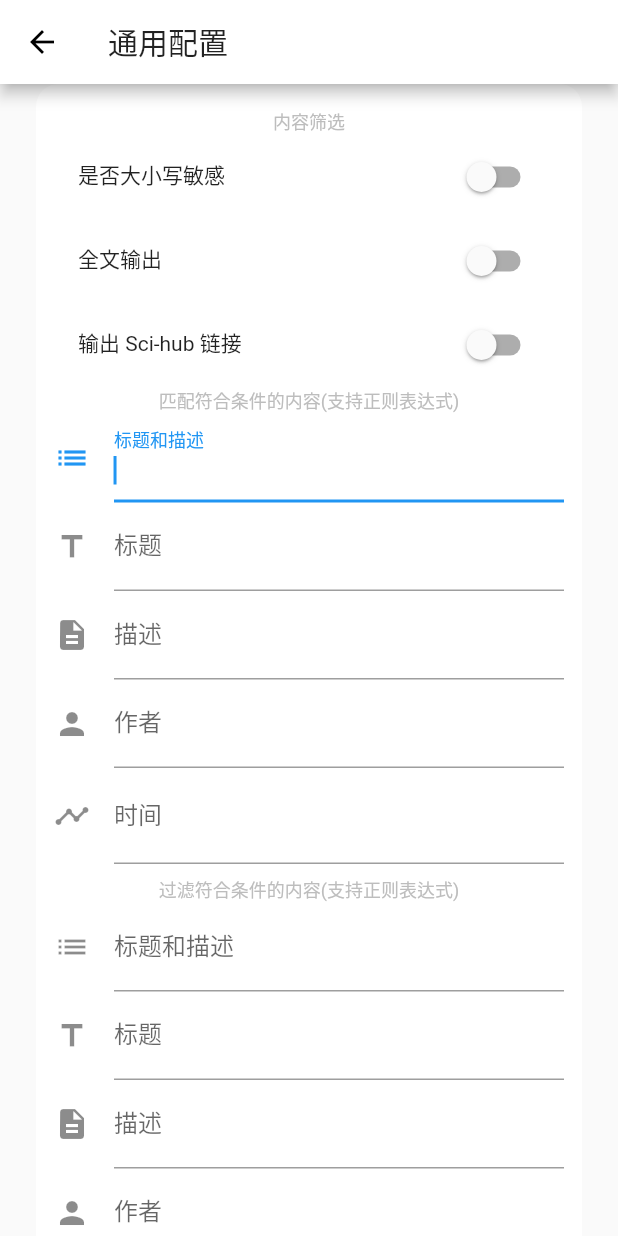
After one commit to LeetaoGoooo/RSSAid, a Flutter app: the ConfigDialog screen opened directly, on a phone screen of 412 x 824 dp. The commit adds this screen. Run offline on Flutter 3.47's test engine with Material 2 defaults, Android fonts, the phone set to English and light mode, and no system bars; our stand-ins replace share, shared_preferences; missing offline and left inert: flutter_js, flutter_link_preview; accounts and stored records are empty; network calls fail.

```diff
--- a/lib/models/radar_config.dart
+++ b/lib/models/radar_config.dart
@@ -1,28 +1,97 @@
+import 'dart:convert';
+
+class Language {
+  Language(this.value, this.name);
+  String value;
+  String name;
+
+  Language.fromJson(Map<String, dynamic> jsonLanguage) {
+    if (jsonLanguage == null) return;
+    value = jsonLanguage['value'];
+    name = jsonLanguage['name'];
+  }
+
+  Map<String, dynamic> toJson() => {'value': value, 'name': name};
+}
+
+class RssFormat {
+  RssFormat(this.value, this.name);
+  String value;
+  String name;
+
+  RssFormat.fromJson(Map<String, dynamic> jsonRssFormat) {
+    if (jsonRssFormat == null) return;
+    value = jsonRssFormat['value'];
+    name = jsonRssFormat['name'];
+  }
+
+  Map<String, dynamic> toJson() => {'value': value, 'name': name};
+}
+
 class RadarConfig {
   String filter;
-  int limit;
+  String filterTitle;
+  String filterDescription;
+  String filterAuthor;
+  String filterTime;
+  String filterOut;
+  String filterOutTitle;
+  String filterOutDescription;
+  String filterOutAuthor;
+  bool filterCaseSensitive;
+  String limit;
   bool mode;
   String access; // 访问控制
-  String tgiv;
-  String scihub;
-  String opencc; // s2t 简体转繁体、t2s 繁体转简体
-  String format;
+  bool scihub;
+  Language opencc; // s2t 简体转繁体、t2s 繁体转简体
+  RssFormat format;
 
-  RadarConfig.fromJson(Map<String, dynamic> json) {
-    if (json == null) return;
-    filter = json['filter'];
-    limit = json['limit'];
-    mode = json['mode'];
-    access = json['access'];
-    tgiv = json['tgiv'];
-    scihub = json['scihub'];
-    opencc = json['opencc'];
-    format = json['format'];
+  RadarConfig();
+
+  RadarConfig.fromJson(Map<String, dynamic> jsonRadarConfig) {
+    if (jsonRadarConfig == null) return;
+    filter = jsonRadarConfig['filter'];
+    filterTitle = jsonRadarConfig['filterTitle'];
+    filterDescription = jsonRadarConfig['filterDescription'];
+    filterAuthor = jsonRadarConfig['filterAuthor'];
+    filterTime = jsonRadarConfig['filterTime'];
+    filterOut = jsonRadarConfig['filterOut'];
+    filterOutTitle = jsonRadarConfig['filterOutTitle'];
+    filterOutDescription = jsonRadarConfig['filterOutDescription'];
+    filterOutAuthor = jsonRadarConfig['filterOutAuthor'];
+    filterCaseSensitive = jsonRadarConfig['filterCaseSensitive'];
+    limit = jsonRadarConfig['limit'];
+    mode = jsonRadarConfig['mode'];
+    access = jsonRadarConfig['access'];
+    scihub = jsonRadarConfig['scihub'];
+    opencc = jsonRadarConfig['opencc'] != null ? Language.fromJson(json.decode(jsonRadarConfig['opencc'])) : null;
+    format = jsonRadarConfig['format'] != null ? RssFormat.fromJson(json.decode(jsonRadarConfig['format'])) : null;
   }
 
-  static List<RadarConfig> listFromJson(List<dynamic> json) {
-    return json == null
+  static List<RadarConfig> listFromJson(List<dynamic> jsonRadarConfigList) {
+    return jsonRadarConfigList == null
         ? List<RadarConfig>()
-        : json.map((value) => RadarConfig.fromJson(value)).toList();
+        : jsonRadarConfigList
+            .map((value) => RadarConfig.fromJson(value))
+            .toList();
   }
+
+  Map<String, dynamic> toJson() => {
+        'filter': filter,
+        'filterTitle': filterTitle,
+        'filterDescription': filterDescription,
+        'filterAuthor': filterAuthor,
+        'filterTime': filterTime,
+        'filterOut': filterOut,
+        'filterOutTitle': filterOutTitle,
+        'filterOutDescription': filterOutDescription,
+        'filterOutAuthor': filterOutAuthor,
+        'filterCaseSensitive': filterCaseSensitive,
+        'limit': limit,
+        'mode': mode,
+        'access': access,
+        'scihub': scihub,
+        'opencc': opencc != null ? opencc.toJson() : null,
+        'format': format != null ? format.toJson() : null
+       };
 }
--- /dev/null
+++ b/lib/views/config.dart
@@ -0,0 +1,488 @@
+import 'dart:convert';
+
+import 'package:RSSAid/common/common.dart';
+import 'package:RSSAid/models/radar_config.dart';
+import 'package:flutter/material.dart';
+import 'package:shared_preferences/shared_preferences.dart';
+
+class ConfigDialog extends StatefulWidget {
+  @override
+  _ConfigStateDialog createState() => new _ConfigStateDialog();
+}
+
+class _ConfigStateDialog extends State<ConfigDialog> {
+  final _formKey = new GlobalKey<FormState>();
+  final _scaffoldKey = new GlobalKey<ScaffoldState>();
+  Future<SharedPreferences> _prefs = SharedPreferences.getInstance();
+  TextEditingController _filterController = new TextEditingController();
+  TextEditingController _filterTitleController = new TextEditingController();
+  TextEditingController _filterDescriptionController =
+      new TextEditingController();
+  TextEditingController _filterAuthorController = new TextEditingController();
+  TextEditingController _filterTimeController = new TextEditingController();
+  TextEditingController _filterOutController = new TextEditingController();
+  TextEditingController _filterTitleOutController = new TextEditingController();
+  TextEditingController _filterDescriptionOutController =
+      new TextEditingController();
+  TextEditingController _filterAuthorOutController =
+      new TextEditingController();
+  bool _caseSensitive = false;
+  TextEditingController _countController = new TextEditingController();
+  TextEditingController _accessController = new TextEditingController();
+  bool _countValidate = true;
+  bool _timeValidate = true;
+  bool _mode = false;
+  bool _outScihub = false;
+  Language _selectLanguage;
+  List<Language> languages = <Language>[
+    Language("s2t", "简体到繁体"),
+    Language("t2s", "繁体到简体"),
+  ];
+  RssFormat _selectRssFormat;
+  List<RssFormat> rssFormats = <RssFormat>[
+    RssFormat(".atom", "Atom"),
+    RssFormat(".rss", "RSS 2.0")
+  ];
+  bool _onlyOnce = true; // 配置只对当前生效
+
+  void initState() {
+    super.initState();
+    _loadConfig();
+  }
+
+  @override
+  Widget build(BuildContext context) {
+    return Scaffold(
+      key: _scaffoldKey,
+      appBar: AppBar(
+        backgroundColor: Colors.white,
+        title: Text("通用配置"),
+      ),
+      body: SingleChildScrollView(
+          child: Card(
+              margin: EdgeInsets.only(left: 24, right: 24, bottom: 8),
+              shape: RoundedRectangleBorder(
+                borderRadius: BorderRadius.circular(15.0),
+              ),
+              elevation: 0,
+              child: Padding(
+                  padding:
+                      EdgeInsets.only(top: 16, left: 12, right: 12, bottom: 16),
+                  child: Form(
+                      key: _formKey,
+                      child: Column(
+                          crossAxisAlignment: CrossAxisAlignment.center,
+                          children: [
+                            Text(
+                              "内容筛选",
+                              style: TextStyle(
+                                  fontSize: 12, color: Colors.grey[400]),
+                            ),
+                            ListTile(
+                              leading: Text("是否大小写敏感"),
+                              trailing: Switch(
+                                  value: _caseSensitive,
+                                  onChanged: (value) {
+                                    setState(() {
+                                      _caseSensitive = value;
+                                    });
+                                  }),
+                            ),
+                            ListTile(
+                              leading: Text("全文输出"),
+                              trailing: Switch(
+                                  value: _outScihub,
+                                  onChanged: (value) {
+                                    setState(() {
+                                      _outScihub = value;
+                                    });
+                                  }),
+                            ),
+                            ListTile(
+                              leading: Text("输出 Sci-hub 链接"),
+                              trailing: Switch(
+                                  value: _mode,
+                                  onChanged: (value) {
+                                    setState(() {
+                                      _mode = value;
+                                    });
+                                  }),
+                            ),
+                            Text("匹配符合条件的内容(支持正则表达式)",
+                                style: TextStyle(
+                                    fontSize: 12, color: Colors.grey[400])),
+                            TextFormField(
+                              autofocus: true,
+                              controller: _filterController,
+                              decoration: InputDecoration(
+                                  labelText: "标题和描述", icon: Icon(Icons.list)),
+                            ),
+                            TextFormField(
+                              autofocus: true,
+                              controller: _filterTitleController,
+                              decoration: InputDecoration(
+                                  labelText: "标题", icon: Icon(Icons.title)),
+                            ),
+                            TextFormField(
+                              autofocus: true,
+                              controller: _filterDescriptionController,
+                              decoration: InputDecoration(
+                                  labelText: "描述",
+                                  icon: Icon(Icons.description)),
+                            ),
+                            TextFormField(
+                              autofocus: true,
+                              controller: _filterAuthorController,
+                              decoration: InputDecoration(
+                                  labelText: "作者", icon: Icon(Icons.person)),
+                            ),
+                            TextFormField(
+                                autofocus: true,
+                                controller: _filterTimeController,
+                                decoration: InputDecoration(
+                                  labelText: "时间",
+                                  hintText: "仅支持数字，单位为秒",
+                                  errorText: _timeValidate ? null : "仅支持数字",
+                                  icon: Icon(Icons.timeline),
+                                ),
+                                onChanged: (value) {
+                                  if (value.trim().isEmpty) {
+                                    setState(() {
+                                      _timeValidate = true;
+                                    });
+                                    return null;
+                                  }
+                                  setState(() {
+                                    _timeValidate = Common.isNumeric(value);
+                                  });
+                                },
+                                validator: (v) {
+                                  if (v.trim().isEmpty) {
+                                    return null;
+                                  }
+                                  return Common.isNumeric(v)
+                                      ? null
+                                      : "时间仅支持为数字";
+                                }),
+                            Padding(
+                              padding: EdgeInsets.only(top: 8),
+                              child: Text(
+                                "过滤符合条件的内容(支持正则表达式)",
+                                style: TextStyle(
+                                    fontSize: 12, color: Colors.grey[400]),
+                              ),
+                            ),
+                            TextFormField(
+                              autofocus: true,
+                              controller: _filterOutController,
+                              decoration: InputDecoration(
+                                  labelText: "标题和描述", icon: Icon(Icons.list)),
+                            ),
+                            TextFormField(
+                              autofocus: true,
+                              controller: _filterTitleOutController,
+                              decoration: InputDecoration(
+                                  labelText: "标题", icon: Icon(Icons.title)),
+                            ),
+                            TextFormField(
+                              autofocus: true,
+                              controller: _filterDescriptionOutController,
+                              decoration: InputDecoration(
+                                  labelText: "描述",
+                                  icon: Icon(Icons.description)),
+                            ),
+                            TextFormField(
+                              autofocus: true,
+                              controller: _filterAuthorOutController,
+                              decoration: InputDecoration(
+                                  labelText: "作者", icon: Icon(Icons.person)),
+                            ),
+                            Padding(
+                                padding: EdgeInsets.only(top: 8),
+                                child: Text(
+                                  "其他",
+                                  style: TextStyle(
+                                      fontSize: 12, color: Colors.grey[400]),
+                                )),
+                            TextFormField(
+                                autofocus: true,
+                                controller: _countController,
+                                decoration: InputDecoration(
+                                    labelText: "条数限制",
+                                    errorText: _countValidate ? null : "仅支持数字",
+                                    icon: Icon(Icons.filter_9_plus)),
+                                onChanged: (v) {
+                                  if (v.trim().isEmpty) {
+                                    setState(() {
+                                      _countValidate = true;
+                                    });
+                                    return null;
+                                  }
+                                  setState(() {
+                                    _countValidate = Common.isNumeric(v);
+                                  });
+                                },
+                                validator: (v) {
+                                  if (v.trim().isEmpty) {
+                                    return null;
+                                  }
+                                  return Common.isNumeric(v) ? null : "仅支持数字";
+                                }),
+                            TextFormField(
+                                autofocus: true,
+                                controller: _accessController,
+                                decoration: InputDecoration(
+                                    labelText: "访问控制",
+                                    icon: Icon(Icons.lock),
+                                    suffixIcon: IconButton(
+                                        icon: Icon(Icons.help),
+                                        onPressed: () {
+                                          Common.launchInBrowser(
+                                              "https://docs.rsshub.app/install/#pei-zhi-fang-wen-kong-zhi-pei-zhi");
+                                        }))),
+                            DropdownButtonFormField<Language>(
+                              decoration: InputDecoration(
+                                icon: Icon(Icons.language),
+                              ),
+                              hint: Text("中文简繁体转换"),
+                              value: _selectLanguage,
+                              onChanged: (Language value) {
+                                setState(() {
+                                  _selectLanguage = value;
+                                });
+                              },
+                              items: languages.map((Language language) {
+                                return DropdownMenuItem<Language>(
+                                  value: language,
+                                  child: Text(language.name),
+                                );
+                              }).toList(),
+                            ),
+                            DropdownButtonFormField<RssFormat>(
+                              decoration: InputDecoration(
+                                icon: Icon(Icons.rss_feed),
+                              ),
+                              hint: Text("输出格式"),
+                              value: _selectRssFormat,
+                              onChanged: (RssFormat value) {
+                                setState(() {
+                                  _selectRssFormat = value;
+                                });
+                              },
+                              items: rssFormats.map((RssFormat rssFormat) {
+                                return DropdownMenuItem<RssFormat>(
+                                  value: rssFormat,
+                                  child: Text(rssFormat.name),
+                                );
+                              }).toList(),
+                            ),
+                            Row(
+                                mainAxisAlignment: MainAxisAlignment.center,
+                                children: [
+                                  Checkbox(
+                                    value: _onlyOnce,
+                                    onChanged: (value) {
+                                      setState(() => _onlyOnce = value);
+                                    },
+                                    activeColor: Colors.orange,
+                                  ),
+                                  Text("仅对本次规则生效")
+                                ]),
+                            Row(
+                              crossAxisAlignment: CrossAxisAlignment.center,
+                              mainAxisAlignment: MainAxisAlignment.spaceEvenly,
+                              children: [
+                                FlatButton.icon(
+                                  icon: Icon(
+                                    Icons.save,
+                                    color: Colors.white,
+                                  ),
+                                  onPressed: _saveConfig,
+                                  label: Text(
+                                    "保存",
+                                    style: TextStyle(color: Colors.white),
+                                  ),
+                                  shape: RoundedRectangleBorder(
+                                    borderRadius: BorderRadius.circular(10.0),
+                                  ),
+                                  color: Colors.orange,
+                                ),
+                                FlatButton.icon(
+                                  icon: Icon(
+                                    Icons.delete,
+                                    color: Colors.white,
+                                  ),
+                                  onPressed: () async {
+                                    final SharedPreferences prefs =
+                                        await _prefs;
+                                    prefs.clear();
+                                    _scaffoldKey.currentState.showSnackBar(
+                                        SnackBar(
+                                            behavior: SnackBarBehavior.floating,
+                                            content: Text('重置配置成功!')));
+                                  },
+                                  label: Text(
+                                    "重置",
+                                    style: TextStyle(color: Colors.white),
+                                  ),
+                                  shape: RoundedRectangleBorder(
+                                    borderRadius: BorderRadius.circular(10.0),
+                                  ),
+                                  color: Colors.orange,
+                                ),
+                              ],
+                            )
+                          ]))))),
+    );
+  }
+
+  _saveConfig() async {
+    if (_formKey.currentState.validate()) {
+      await _parseConfig();
+      _scaffoldKey.currentState.showSnackBar(SnackBar(
+          behavior: SnackBarBehavior.floating, content: Text('保存配置成功!')));
+    }
+  }
+
+  _parseConfig() async {
+    final SharedPreferences prefs = await _prefs;
+    RadarConfig radarConfig = new RadarConfig();
+    var params = "?";
+    // 输出格式
+    if (_selectRssFormat != null) {
+      params += _selectRssFormat.value;
+      radarConfig.format = _selectRssFormat;
+    }
+    // 是否大小写敏感
+    if (_caseSensitive) {
+      params += "filter_case_sensitive=true&";
+      radarConfig.filterCaseSensitive = true;
+    }
+    // 输出 Sci-hub 链接
+    if (_outScihub) {
+      params += "scihub=1&";
+      radarConfig.scihub = _outScihub;
+    }
+    // 中文简繁体转换
+    if (_selectLanguage != null) {
+      params += "opencc=${_selectLanguage.value}&";
+      radarConfig.opencc = _selectLanguage;
+    }
+    // 是否全文输出
+    if (_mode) {
+      params += "mode=fulltext&";
+      radarConfig.mode = true;
+    }
+    // 条数限制
+    // ignore: null_aware_in_condition
+    if (_countController.text?.trim()?.isNotEmpty) {
+      params += "limit=${_countController.text.trim()}&";
+      radarConfig.limit = _countController.text.trim();
+    }
+    // 访问控制
+    // ignore: null_aware_in_condition
+    if (_accessController.text?.trim()?.isNotEmpty) {
+      params += "${_accessController.text.trim()}&";
+      radarConfig.access = _accessController.text.trim();
+    }
+    // 匹配标题和描述
+    // ignore: null_aware_in_condition
+    if (_filterController.text?.trim()?.isNotEmpty) {
+      params += "filter=${_filterController.text.trim()}&";
+      radarConfig.filter = _filterController.text.trim();
+    }
+    // ignore: null_aware_in_condition
+    if (_filterTitleController.text?.trim()?.isNotEmpty) {
+      params += "filter_title=${_filterTitleController.text.trim()}&";
+      radarConfig.filterTitle = _filterTitleController.text.trim();
+    }
+    // ignore: null_aware_in_condition
+    if (_filterDescriptionController.text?.trim()?.isNotEmpty) {
+      params +=
+          "filter_description=${_filterDescriptionController.text.trim()}&";
+      radarConfig.filterDescription = _filterDescriptionController.text.trim();
+    }
+    // 匹配作者
+    // ignore: null_aware_in_condition
+    if (_filterAuthorController.text?.trim()?.isNotEmpty) {
+      params += "filter_author=${_filterAuthorController.text.trim()}&";
+      radarConfig.filterAuthor = _filterAuthorController.text.trim();
+    }
+    // 匹配时间
+    // ignore: null_aware_in_condition
+    if (_filterTimeController.text?.trim()?.isNotEmpty) {
+      params += "filter_time=${_filterTimeController.text.trim()}&";
+      radarConfig.filterTime = _filterTimeController.text.trim();
+    }
+
+    // 过滤标题和内容
+    // ignore: null_aware_in_condition
+    if (_filterOutController.text?.trim()?.isNotEmpty) {
+      params += "filterout=${_filterOutController.text.trim()}&";
+      radarConfig.filterOut = _filterOutController.text.trim();
+    }
+    // ignore: null_aware_in_condition
+    if (_filterTitleOutController.text?.trim()?.isNotEmpty) {
+      params += "filterout_title=${_filterTitleOutController.text.trim()}&";
+      radarConfig.filterOutTitle = _filterTitleOutController.text.trim();
+    }
+    // ignore: null_aware_in_condition
+    if (_filterDescriptionOutController.text?.trim()?.isNotEmpty) {
+      params +=
+          "filterout_description=${_filterDescriptionOutController.text.trim()}&";
+      radarConfig.filterOutDescription =
+          _filterDescriptionOutController.text.trim();
+    }
+
+    // 过滤作者
+    // ignore: null_aware_in_condition
+    if (_filterAuthorOutController.text?.trim()?.isNotEmpty) {
+      params += "filterout_author=${_filterAuthorOutController.text.trim()}&";
+      radarConfig.filterOutAuthor = _filterAuthorOutController.text.trim();
+    }
+    if (params.endsWith("&")) {
+      params = params.substring(0,params.length-1);
+    }
+    // 全局配置或者本次配置
+    if (_onlyOnce) {
+      prefs.setString("currentParams", params);
+    } else {
+      prefs.setString("defaultParams", params);
+      prefs.setString("config", json.encode(radarConfig.toJson()));
+    }
+  }
+
+  _loadConfig() async {
+    final SharedPreferences prefs = await _prefs;
+    if (!prefs.containsKey("config")) {
+      return;
+    }
+    String configStr = prefs.getString("config");
+    RadarConfig radarConfig = RadarConfig.fromJson(json.decode(configStr));
+    setState(() {
+      // 其他
+      _selectLanguage = radarConfig.opencc;
+      _selectRssFormat = radarConfig.format;
+      _caseSensitive = radarConfig.filterCaseSensitive != null
+          ? radarConfig.filterCaseSensitive
+          : false;
+      _mode = radarConfig.mode != null ? radarConfig.mode : false;
+      _outScihub = radarConfig.scihub != null ? radarConfig.scihub : false;
+      _countController.text = radarConfig.limit;
+      _accessController.text = radarConfig.access;
+
+      // 匹配
+      _filterController.text = radarConfig.filter;
+      _filterAuthorController.text = radarConfig.filterAuthor;
+      _filterDescriptionController.text = radarConfig.filterDescription;
+      _filterTitleController.text = radarConfig.filterTitle;
+      _filterTimeController.text = radarConfig.filterTime;
+
+      // 过滤
+      _filterOutController.text = radarConfig.filterOut;
+      _filterTitleOutController.text = radarConfig.filterOutTitle;
+      _filterDescriptionOutController.text = radarConfig.filterOutDescription;
+      _filterAuthorOutController.text = radarConfig.filterOutAuthor;
+    });
+  }
+}
--- a/pubspec.yaml
+++ b/pubspec.yaml
@@ -1,5 +1,5 @@
-name: rssbud
-description: A new Flutter project.
+name: RSSAid
+description: RSSHub's Aide
 
 # The following line prevents the package from being accidentally published to
 # pub.dev using `pub publish`. This is preferred for private packages.
@@ -28,6 +28,7 @@ dependencies:
   flutter_link_preview: ^1.5.6
   url_launcher: ^5.7.10
   shared_preferences: ^0.5.12+4
+  share: ^0.6.5+4
   # The following adds the Cupertino Icons font to your application.
   # Use with the CupertinoIcons class for iOS style icons.
 
```
Also changed, not shown: lib/common/common.dart (+9 -6 lines), lib/main.dart (+35 -9 lines), lib/radar/radar.dart (+15 -3 lines), lib/views/settings.dart (+9 -7 lines), pubspec.lock, 39 other files.
